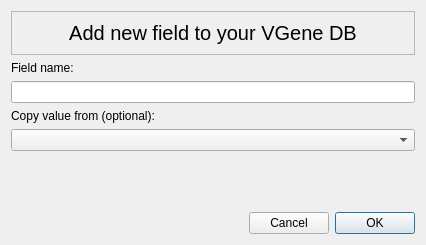
This is newfielddialog.ui in WilsonImmunologyLab/VGenes as Qt 5 draws it before an edit. The edited form follows.
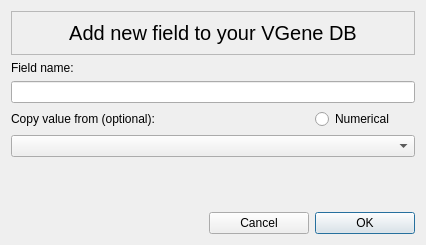
This is the edited form.

Patch:
```diff
--- a/newfielddialog.ui
+++ b/newfielddialog.ui
@@ -14,6 +14,29 @@
    <string>Dialog</string>
   </property>
   <layout class="QGridLayout" name="gridLayout_2">
+   <item row="4" column="0" colspan="3">
+    <widget class="QComboBox" name="comboBoxFrom"/>
+   </item>
+   <item row="3" column="0">
+    <widget class="QLabel" name="label_2">
+     <property name="text">
+      <string>Copy value from (optional): </string>
+     </property>
+    </widget>
+   </item>
+   <item row="3" column="2">
+    <widget class="QRadioButton" name="radioButton">
+     <property name="text">
+      <string>Numerical</string>
+     </property>
+    </widget>
+   </item>
+   <item row="2" column="0" colspan="3">
+    <widget class="QLineEdit" name="lineEdit"/>
+   </item>
+   <item row="5" column="0" colspan="3">
+    <layout class="QGridLayout" name="gridLayoutFig"/>
+   </item>
    <item row="1" column="0">
     <widget class="QLabel" name="label">
      <property name="text">
@@ -21,14 +44,7 @@
      </property>
     </widget>
    </item>
-   <item row="6" column="1">
-    <widget class="QPushButton" name="Cancel">
-     <property name="text">
-      <string>Cancel</string>
-     </property>
-    </widget>
-   </item>
-   <item row="6" column="0">
+   <item row="7" column="0">
     <spacer name="horizontalSpacer">
      <property name="orientation">
       <enum>Qt::Horizontal</enum>
@@ -41,6 +57,28 @@
      </property>
     </spacer>
    </item>
+   <item row="7" column="2">
+    <widget class="QPushButton" name="OK">
+     <property name="minimumSize">
+      <size>
+       <width>100</width>
+       <height>0</height>
+      </size>
+     </property>
+     <property name="maximumSize">
+      <size>
+       <width>100</width>
+       <height>16777215</height>
+      </size>
+     </property>
+     <property name="text">
+      <string>OK</string>
+     </property>
+     <property name="default">
+      <bool>true</bool>
+     </property>
+    </widget>
+   </item>
    <item row="0" column="0" colspan="3">
     <widget class="QFrame" name="frame">
      <property name="frameShape">
@@ -68,7 +106,26 @@
      </layout>
     </widget>
    </item>
-   <item row="5" column="0">
+   <item row="7" column="1">
+    <widget class="QPushButton" name="Cancel">
+     <property name="minimumSize">
+      <size>
+       <width>100</width>
+       <height>0</height>
+      </size>
+     </property>
+     <property name="maximumSize">
+      <size>
+       <width>100</width>
+       <height>16777215</height>
+      </size>
+     </property>
+     <property name="text">
+      <string>Cancel</string>
+     </property>
+    </widget>
+   </item>
+   <item row="6" column="0">
     <spacer name="verticalSpacer">
      <property name="orientation">
       <enum>Qt::Vertical</enum>
@@ -81,29 +138,6 @@
      </property>
     </spacer>
    </item>
-   <item row="3" column="0">
-    <widget class="QLabel" name="label_2">
-     <property name="text">
-      <string>Copy value from (optional): </string>
-     </property>
-    </widget>
-   </item>
-   <item row="4" column="0" colspan="3">
-    <widget class="QComboBox" name="comboBoxFrom"/>
-   </item>
-   <item row="6" column="2">
-    <widget class="QPushButton" name="OK">
-     <property name="text">
-      <string>OK</string>
-     </property>
-     <property name="default">
-      <bool>true</bool>
-     </property>
-    </widget>
-   </item>
-   <item row="2" column="0" colspan="3">
-    <widget class="QLineEdit" name="lineEdit"/>
-   </item>
   </layout>
  </widget>
  <resources/>
```
